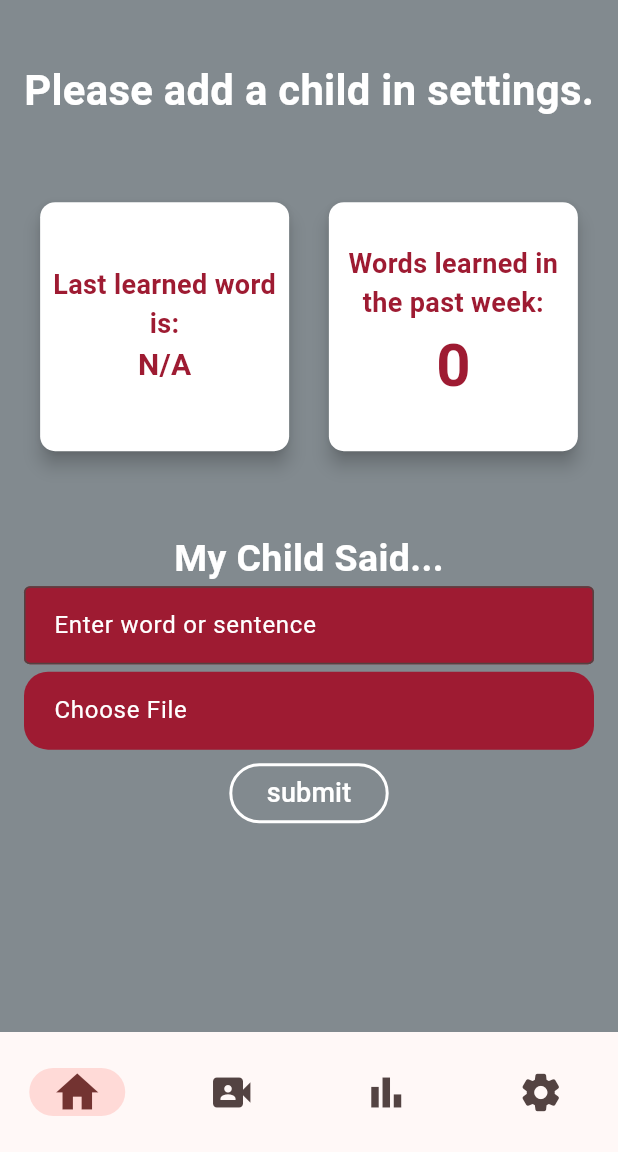
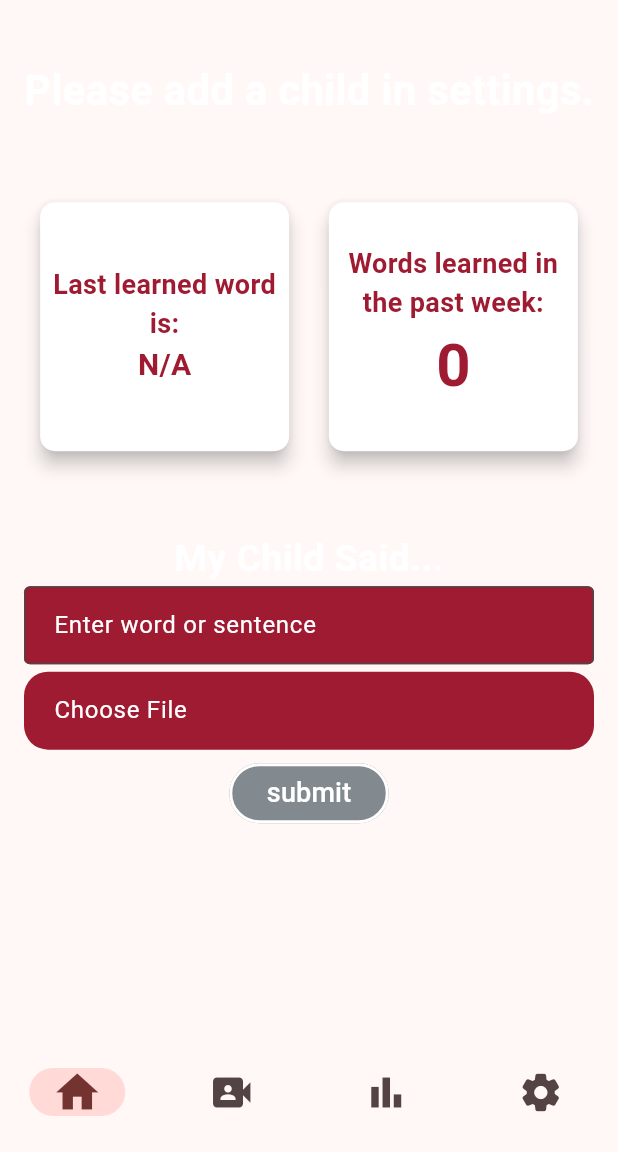
Before and after one commit to Baby-Words-Tracker/Baby_Words, a Flutter app: the HomePage screen opened directly, on a phone screen of 412 x 824 dp, the part 84-1236 px from its top. Run offline on Flutter 3.47's test engine with Material 3 defaults, Android fonts, the phone set to English and light mode, and no system bars; our stand-ins replace chewie, cloud_firestore, cloud_functions, csv, file_picker, firebase_auth and 4 more; missing offline and left inert: file_saver, firebase_ui_auth, firebase_ui_localizations, firebase_ui_oauth_google, universal_html; accounts and stored records are empty.

Commit message:
Fix dark mode bug on home, stats, settings pages

```diff
--- a/baby_words_tracker/lib/pages/home_page.dart
+++ b/baby_words_tracker/lib/pages/home_page.dart
@@ -311,8 +311,10 @@ class _HomePageState extends State<HomePage> {
         Child? currChild = currentChildrenService.getCurrChild();
         String childID = currChild?.id ?? "error";
 
+        final theme = Theme.of(context);
+
         return Scaffold(
-          backgroundColor: const Color(0xFF828A8F),
+          backgroundColor: theme.colorScheme.surface,
           appBar: TopBar(pageName: localizationService.translate("word_buds")),
           bottomNavigationBar: const CustomBottomBar(HomePage.routeName),
           body: Stack(children: [
--- a/baby_words_tracker/lib/pages/settings.dart
+++ b/baby_words_tracker/lib/pages/settings.dart
@@ -29,10 +29,11 @@ class _AddSettingsPage extends State<SettingsPage> {
   Widget build(BuildContext context) {
     return Consumer<LocalizationService>(
       builder: (context, localizationService, child) {
+        final theme = Theme.of(context);
         bool _isSpanish =
             localizationService.getLocaleCode() == LanguageCode.es;
         return Scaffold(
-            backgroundColor: Colors.white,
+            backgroundColor: theme.colorScheme.surface,
             appBar: TopBar(
               pageName: localizationService.translate("settings"),
             ),
--- a/baby_words_tracker/lib/pages/stats.dart
+++ b/baby_words_tracker/lib/pages/stats.dart
@@ -78,6 +78,7 @@ class _StatsPageState extends State<StatsPage> {
 
     if (currChildId == null) {
       return Scaffold(
+        backgroundColor: Theme.of(context).colorScheme.surface,
         // Small error handling page, could be beautified
         appBar: TopBar(
             pageName: context
@@ -88,6 +89,7 @@ class _StatsPageState extends State<StatsPage> {
       );
     }
     return Scaffold(
+      backgroundColor: Theme.of(context).colorScheme.surface,
       appBar: TopBar(
           pageName: context
               .read<LocalizationService>()
--- a/baby_words_tracker/lib/pages/upload_video.dart
+++ b/baby_words_tracker/lib/pages/upload_video.dart
@@ -26,8 +26,10 @@ class _UploadVideoPageState extends State<UploadVideoPage> {
             CurrentChildrenService>(
         builder: (context, localizationService, childService,
             currentChildrenService, child) {
+      final theme = Theme.of(context);
+
       return Scaffold(
-        backgroundColor: Colors.white,
+        backgroundColor: theme.colorScheme.surface,
         appBar: TopBar(pageName: localizationService.translate("upload_video")),
         bottomNavigationBar: const CustomBottomBar(UploadVideoPage.routeName),
         body: Column(
```
